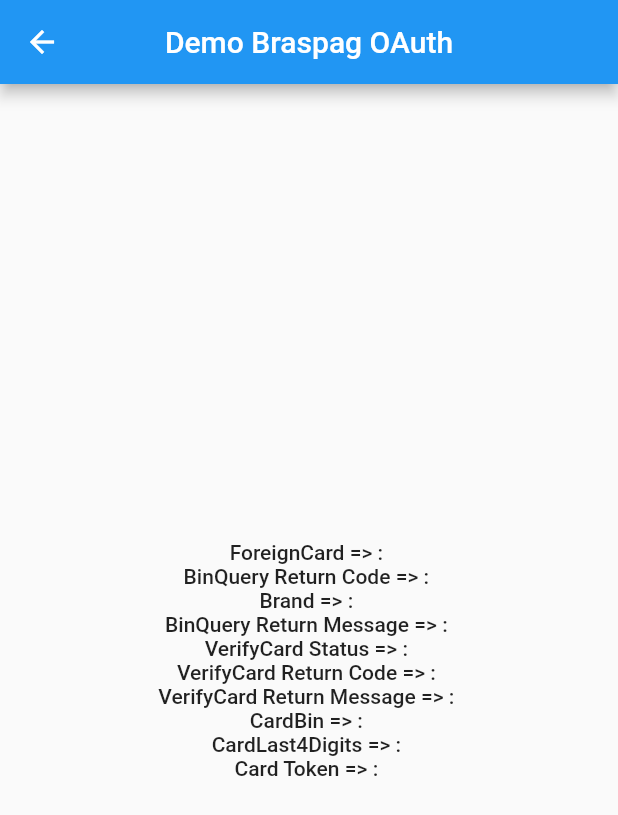
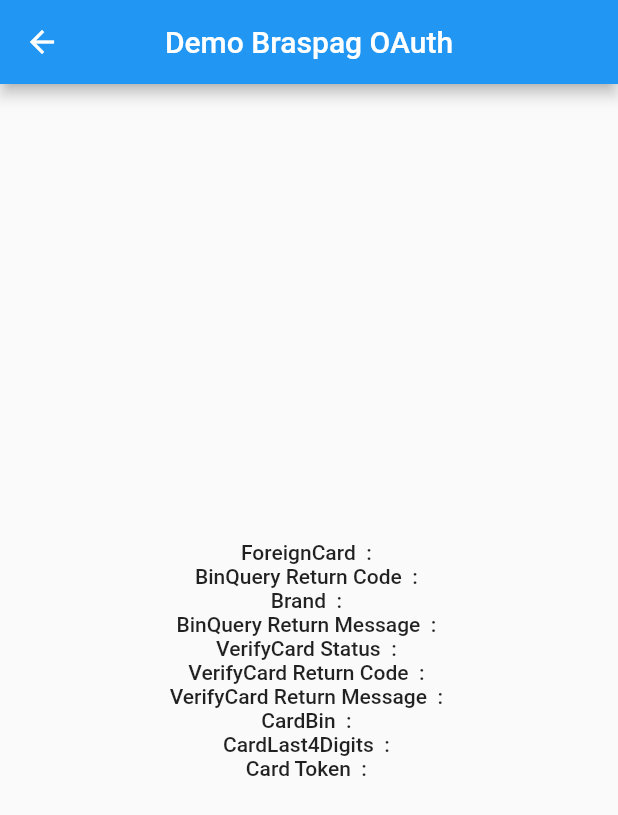
Before and after one commit to FelipeToniolo/ex_braspag_silentorderpost, a Flutter app: the screen it shows after launch, after a tap on "Test", on a phone screen of 412 x 824 dp. Shown: the top 815 px of the screen. Run offline on Flutter 3.47's test engine with Material 2 defaults, Android fonts, the phone set to English and light mode, and no system bars; missing offline and left inert: braspag_silent_order_post_dart.

Commit message:
ajuste de layout

```diff
--- a/lib/main.dart
+++ b/lib/main.dart
@@ -55,13 +55,14 @@ class _MyHomePageState extends State<MyHomePage> {
                   minHeight: viewportConstraints.maxHeight,
                 ),
                 child: Container(
+                  padding: EdgeInsets.all(6),
                   child: Center(
-                    child: Padding(
-                      padding: EdgeInsets.all(8.0),
                     child: Column(
                       mainAxisAlignment: MainAxisAlignment.center,
                       children: <Widget>[
-                          Center(
+                        Padding(
+                          padding: EdgeInsets.only(bottom: 16),
+                          child: Center(
                             child: TextFormField(
                               controller: _controllerName,
                               decoration: InputDecoration(
@@ -74,10 +75,12 @@ class _MyHomePageState extends State<MyHomePage> {
                               ),
                             ),
                           ),
+                        ),
                         Padding(
-                            padding: EdgeInsets.symmetric(vertical: 8.0),
+                          padding: EdgeInsets.symmetric(vertical: 2),
                           child: Center(
                             child: TextFormField(
+                              maxLength: 16,
                               controller: _controllerNumber,
                               decoration: InputDecoration(
                                 labelText: "Numero do Cartão",
@@ -91,9 +94,10 @@ class _MyHomePageState extends State<MyHomePage> {
                           ),
                         ),
                         Padding(
-                            padding: EdgeInsets.symmetric(vertical: 8.0),
+                          padding: EdgeInsets.symmetric(vertical: 2),
                           child: Center(
                             child: TextFormField(
+                              maxLength: 7,
                               controller: _controllerExpiration,
                               decoration: InputDecoration(
                                 labelText: "Data de expiração",
@@ -107,9 +111,10 @@ class _MyHomePageState extends State<MyHomePage> {
                           ),
                         ),
                         Padding(
-                            padding: const EdgeInsets.symmetric(vertical: 8.0),
+                          padding: EdgeInsets.symmetric(vertical: 0),
                           child: Center(
                             child: TextFormField(
+                              maxLength: 3,
                               controller: _controllerCvv,
                               decoration: InputDecoration(
                                 labelText: "CVV",
@@ -162,8 +167,7 @@ class _MyHomePageState extends State<MyHomePage> {
                                     Switch(
                                         value: this._verify,
                                         onChanged: (bool value) {
-                                            setState(
-                                                () => this._verify = value);
+                                          setState(() => this._verify = value);
                                         })
                                   ],
                                 ),
@@ -187,8 +191,7 @@ class _MyHomePageState extends State<MyHomePage> {
                             child: showProgress
                                 ? Center(
                                     child: CircularProgressIndicator(
-                                        valueColor:
-                                            AlwaysStoppedAnimation<Color>(
+                                      valueColor: AlwaysStoppedAnimation<Color>(
                                           Colors.white),
                                     ),
                                   )
@@ -202,7 +205,6 @@ class _MyHomePageState extends State<MyHomePage> {
                           ),
                         ),
                       ],
-                      ),
                     ),
                   ),
                 ),
@@ -226,7 +228,7 @@ class _MyHomePageState extends State<MyHomePage> {
       cvv = _controllerCvv.text;
 
       var sop = SilentOrderPost(
-          merchantId: 'Merchant Id',
+          merchantId: 'Merchant id',
           enviroment: SilentOrderPostEnviroment.SANDBOX);
 
       sop.binQuery = _binQuery;
--- a/lib/response_page.dart
+++ b/lib/response_page.dart
@@ -29,40 +29,40 @@ class ResponsePage extends StatelessWidget {
                         mainAxisAlignment: MainAxisAlignment.center,
                         children: <Widget>[
                           response.foreignCard != null
-                              ? Text('ForeignCard => : ${response.foreignCard}')
+                              ? Text('ForeignCard  : ${response.foreignCard}')
                               : Text(''),
                           response.binQueryReturnCode != null
                               ? Text(
-                                  'BinQuery Return Code => : ${response.binQueryReturnCode}')
+                                  'BinQuery Return Code  : ${response.binQueryReturnCode}')
                               : Text(''),
                           response.brand != null
-                              ? Text('Brand => : ${response.brand}')
+                              ? Text('Brand  : ${response.brand}')
                               : Text(''),
                           response.binQueryReturnMessage != null
                               ? Text(
-                                  'BinQuery Return Message => : ${response.binQueryReturnMessage}')
+                                  'BinQuery Return Message  : ${response.binQueryReturnMessage}')
                               : Text(''),
                           response.verifyCardStatus != null
                               ? Text(
-                                  'VerifyCard Status => : ${response.verifyCardStatus}')
+                                  'VerifyCard Status  : ${response.verifyCardStatus}')
                               : Text(''),
                           response.verifyCardReturnCode != null
                               ? Text(
-                                  'VerifyCard Return Code => : ${response.verifyCardReturnCode}')
+                                  'VerifyCard Return Code  : ${response.verifyCardReturnCode}')
                               : Text(''),
                           response.verifyCardReturnMessage != null
                               ? Text(
-                                  'VerifyCard Return Message => : ${response.verifyCardReturnMessage}')
+                                  'VerifyCard Return Message  : ${response.verifyCardReturnMessage}')
                               : Text(''),
                           response.cardBin != null
-                              ? Text('CardBin => : ${response.cardBin}')
+                              ? Text('CardBin  : ${response.cardBin}')
                               : Text(''),
                           response.cardLast4Digits != null
                               ? Text(
-                                  'CardLast4Digits => : ${response.cardLast4Digits}')
+                                  'CardLast4Digits  : ${response.cardLast4Digits}')
                               : Text(''),
                           response.cardToken != null
-                              ? Text('Card Token => : ${response.cardToken}')
+                              ? Text('Card Token  : ${response.cardToken}')
                               : Text(''),
                         ],
                       ),
```
Lines whose indentation alone changed are shown as unchanged.
